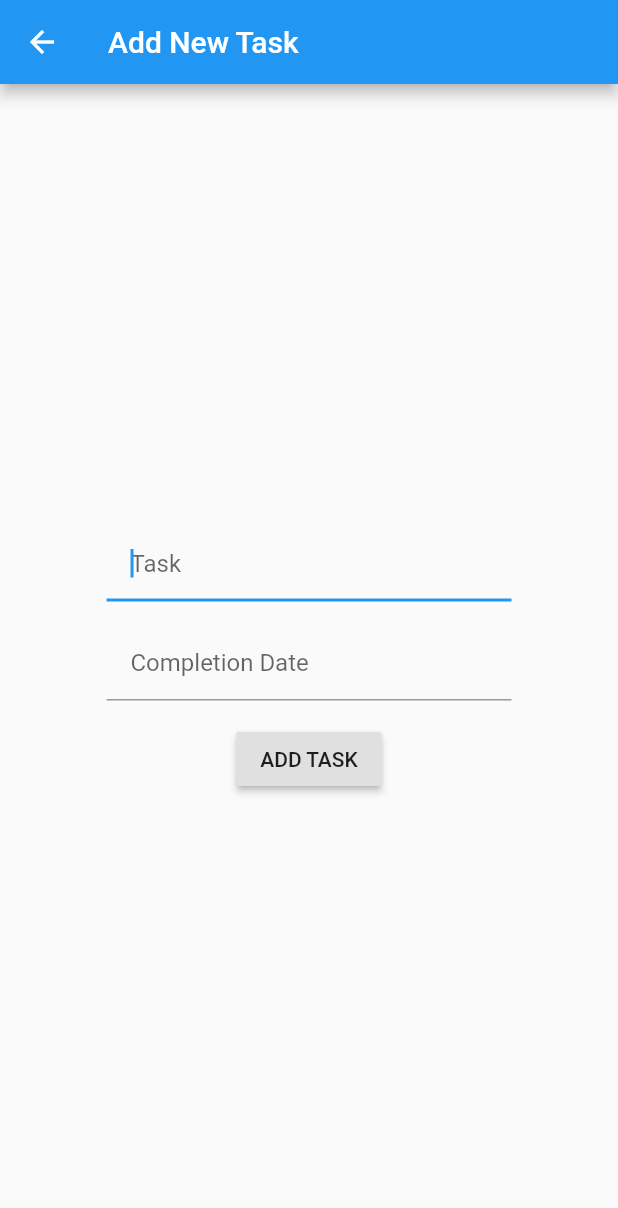
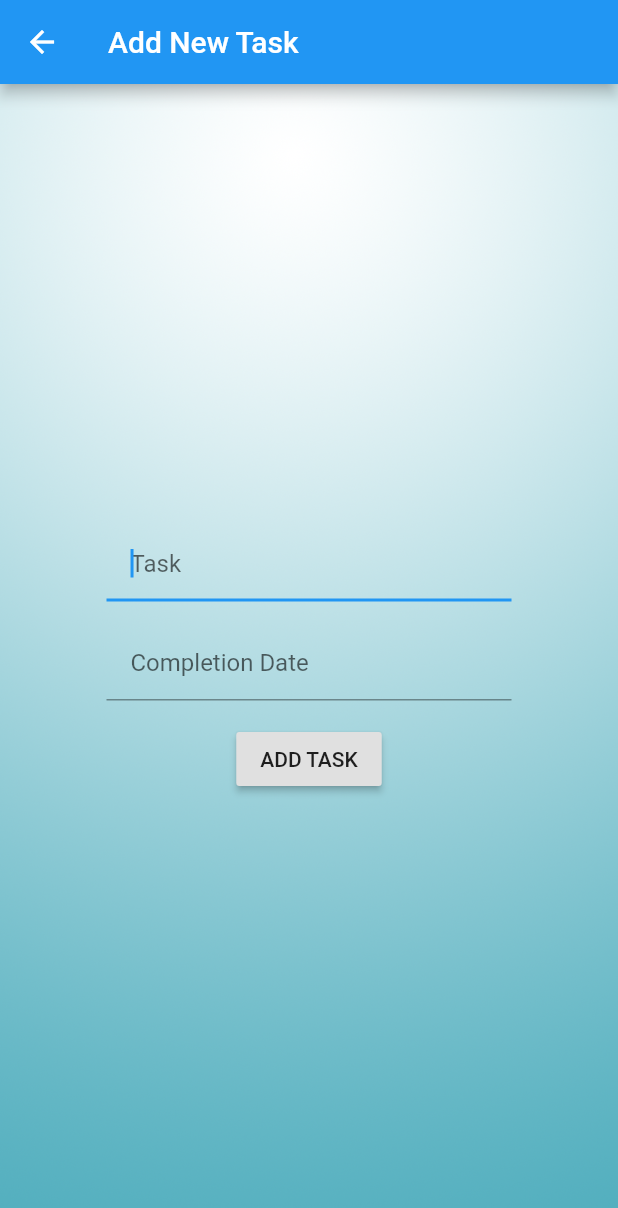
Before and after one commit to mehul-da/FlutterTaskManager, a Flutter app: the screen it shows after launch, after a tap on the "add" icon, on a phone screen of 412 x 824 dp. Shown: the top 1208 px of the screen. Run offline on Flutter 3.47's test engine with Material 2 defaults, Android fonts, the phone set to English and light mode, and no system bars.

Commit message:
Added background image to the application.

```diff
--- a/lib/main.dart
+++ b/lib/main.dart
@@ -46,7 +46,13 @@ class _TaskListState extends State<TaskList> {
       var dateController = TextEditingController();
       return Scaffold(
           appBar: AppBar(title: Text("Add New Task")),
-          body: Column(
+          body: DecoratedBox(
+          position: DecorationPosition.background,
+          decoration: BoxDecoration(
+            image: DecorationImage(
+                image: AssetImage('images/gradient.jpg'), fit: BoxFit.cover),
+          ),
+          child: Column(
             mainAxisAlignment: MainAxisAlignment.center,
             children: <Widget>[
               Row(
@@ -92,7 +98,7 @@ class _TaskListState extends State<TaskList> {
                             child: Text("ADD TASK")))
                   ]),
             ],
-          ));
+          )));
     }));
   }
 
@@ -100,10 +106,16 @@ class _TaskListState extends State<TaskList> {
   Widget build(BuildContext context) {
     return Scaffold(
       appBar: AppBar(title: Text("Mehul\'s Tasks")),
-      body: Center(
-          child: _toDoItems.length == 0
-              ? Text("There are no items to display")
-              : _buildToDoList()),
+      body: DecoratedBox(
+          position: DecorationPosition.background,
+          decoration: BoxDecoration(
+            image: DecorationImage(
+                image: AssetImage('images/gradient.jpg'), fit: BoxFit.cover),
+          ),
+          child: Center(
+              child: _toDoItems.length == 0
+                  ? Text("There are no items to display")
+                  : _buildToDoList())),
       floatingActionButton: FloatingActionButton(
         onPressed: _pushNewAddingScreen,
         tooltip: "Add task",
--- a/pubspec.yaml
+++ b/pubspec.yaml
@@ -41,8 +41,8 @@ flutter:
   uses-material-design: true
 
   # To add assets to your application, add an assets section, like this:
-  # assets:
-  #  - images/a_dot_burr.jpeg
+  assets:
+   - images/gradient.jpg
   #  - images/a_dot_ham.jpeg
 
   # An image asset can refer to one or more resolution-specific "variants", see
```
Also changed, not shown: images/gradient.jpg (added).
